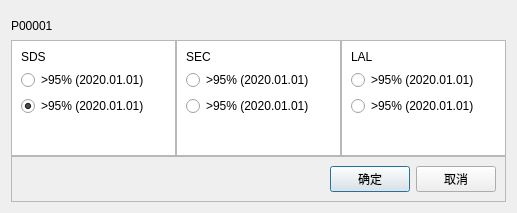
Qt form QCseek/qcresultDialog.ui (dongfeixiang/QCseek) before a commit.
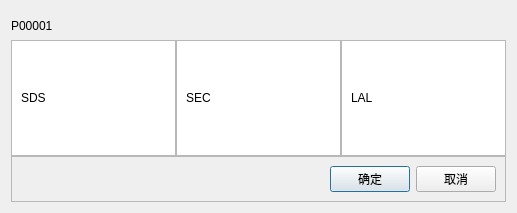
The same form after that commit.

```diff
--- a/QCseek/qcresultDialog.ui
+++ b/QCseek/qcresultDialog.ui
@@ -10,6 +10,12 @@
     <height>213</height>
    </rect>
   </property>
+  <property name="minimumSize">
+   <size>
+    <width>517</width>
+    <height>0</height>
+   </size>
+  </property>
   <property name="windowTitle">
    <string>Qc-results</string>
   </property>
@@ -82,36 +88,6 @@
            </property>
           </widget>
          </item>
-         <item>
-          <widget class="QRadioButton" name="radioButton">
-           <property name="text">
-            <string>&gt;95% (2020.01.01)</string>
-           </property>
-          </widget>
-         </item>
-         <item>
-          <widget class="QRadioButton" name="radioButton_2">
-           <property name="text">
-            <string>&gt;95% (2020.01.01)</string>
-           </property>
-           <property name="checked">
-            <bool>true</bool>
-           </property>
-          </widget>
-         </item>
-         <item>
-          <spacer name="verticalSpacer">
-           <property name="orientation">
-            <enum>Qt::Vertical</enum>
-           </property>
-           <property name="sizeHint" stdset="0">
-            <size>
-             <width>20</width>
-             <height>40</height>
-            </size>
-           </property>
-          </spacer>
-         </item>
         </layout>
        </widget>
       </item>
@@ -131,33 +107,6 @@
            </property>
           </widget>
          </item>
-         <item>
-          <widget class="QRadioButton" name="radioButton_3">
-           <property name="text">
-            <string>&gt;95% (2020.01.01)</string>
-           </property>
-          </widget>
-         </item>
-         <item>
-          <widget class="QRadioButton" name="radioButton_4">
-           <property name="text">
-            <string>&gt;95% (2020.01.01)</string>
-           </property>
-          </widget>
-         </item>
-         <item>
-          <spacer name="verticalSpacer_2">
-           <property name="orientation">
-            <enum>Qt::Vertical</enum>
-           </property>
-           <property name="sizeHint" stdset="0">
-            <size>
-             <width>20</width>
-             <height>40</height>
-            </size>
-           </property>
-          </spacer>
-         </item>
         </layout>
        </widget>
       </item>
@@ -177,33 +126,6 @@
            </property>
           </widget>
          </item>
-         <item>
-          <widget class="QRadioButton" name="radioButton_5">
-           <property name="text">
-            <string>&gt;95% (2020.01.01)</string>
-           </property>
-          </widget>
-         </item>
-         <item>
-          <widget class="QRadioButton" name="radioButton_6">
-           <property name="text">
-            <string>&gt;95% (2020.01.01)</string>
-           </property>
-          </widget>
-         </item>
-         <item>
-          <spacer name="verticalSpacer_3">
-           <property name="orientation">
-            <enum>Qt::Vertical</enum>
-           </property>
-           <property name="sizeHint" stdset="0">
-            <size>
-             <width>20</width>
-             <height>40</height>
-            </size>
-           </property>
-          </spacer>
-         </item>
         </layout>
        </widget>
       </item>
```
Left out of the diff: 11 changed lines with no effect on the pictures.
